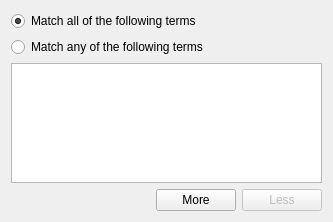
Qt form Sqliteman/sqliteman/termstabwidget.ui (shadybarham/sqliteman) before a commit.
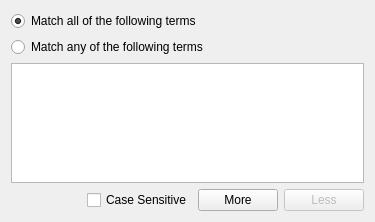
The same form after that commit.

Commit message: Variable Commit button tooltip depending on Auto Commit or Pending mode

Patch:
```diff
--- a/Sqliteman/sqliteman/termstabwidget.ui
+++ b/Sqliteman/sqliteman/termstabwidget.ui
@@ -6,7 +6,7 @@
    <rect>
     <x>0</x>
     <y>0</y>
-    <width>333</width>
+    <width>375</width>
     <height>222</height>
    </rect>
   </property>
@@ -80,6 +80,13 @@
        </property>
       </spacer>
      </item>
+     <item>
+      <widget class="QCheckBox" name="caseCheckBox">
+       <property name="text">
+        <string>Case Sensitive</string>
+       </property>
+      </widget>
+     </item>
      <item>
       <widget class="QPushButton" name="termMoreButton">
        <property name="text">
```
The commit also changes 6 other files.
